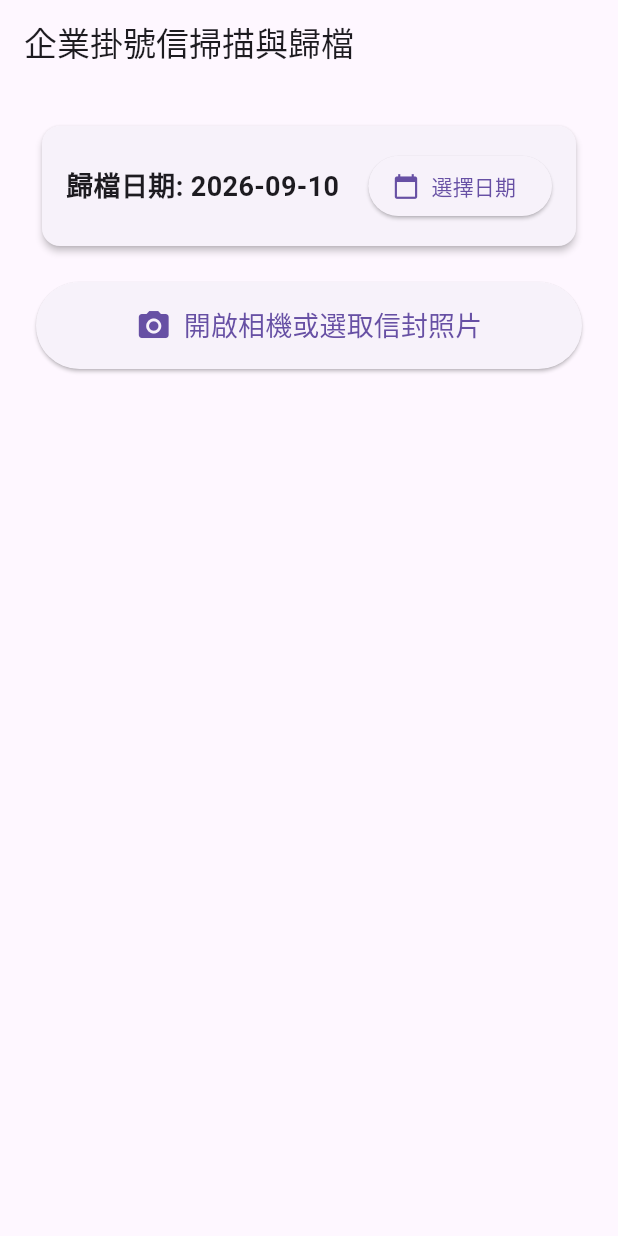
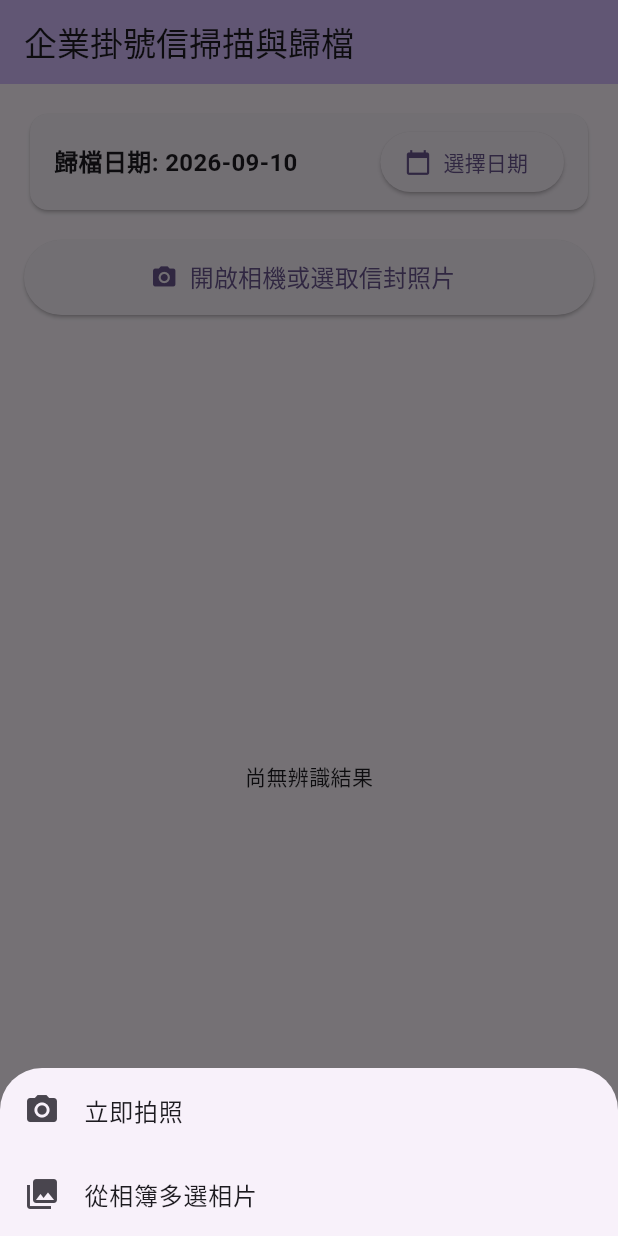
Before and after one commit to yannyyulissa-hue/mail_scanner, a Flutter app: the screen it shows after launch, after a tap on "開啟相機或選取信封照片", on a phone screen of 412 x 824 dp. Run offline on Flutter 3.47's test engine with Material 3 defaults, Android fonts, the phone set to English and light mode, and no system bars; our stand-ins replace image_picker.

Commit message:
Add multi-image support and camera action sheet

```diff
--- a/lib/main.dart
+++ b/lib/main.dart
@@ -1,267 +1,253 @@
-import 'package:flutter/foundation.dart';
+import 'dart:convert';
+import 'dart:io';
 import 'package:flutter/material.dart';
 import 'package:image_picker/image_picker.dart';
 import 'package:http/http.dart' as http;
-import 'dart:convert';
+import 'package:intl/intl.dart';
 
 void main() {
-  runApp(const EnvelopeScannerApp());
+  runApp(const MailScannerApp());
 }
 
-class EnvelopeScannerApp extends StatelessWidget {
-  const EnvelopeScannerApp({Key? key}) : super(key: key);
+class MailScannerApp extends StatelessWidget {
+  const MailScannerApp({super.key});
 
   @override
   Widget build(BuildContext context) {
     return MaterialApp(
       title: '企業掛號信掃描與歸檔',
       theme: ThemeData(
-        primarySwatch: Colors.blue,
+        colorScheme: ColorScheme.fromSeed(seedColor: Colors.deepPurple),
+        useMaterial3: true,
       ),
-      home: const ScannerHomePage(),
-      debugShowCheckedModeBanner: false,
+      home: const ScanHomePage(),
     );
   }
 }
 
-class ScannerHomePage extends StatefulWidget {
-  const ScannerHomePage({Key? key}) : super(key: key);
+class ScanHomePage extends StatefulWidget {
+  const ScanHomePage({super.key});
 
   @override
-  State<ScannerHomePage> createState() => _ScannerHomePageState();
+  State<ScanHomePage> createState() => _ScanHomePageState();
 }
 
-class _ScannerHomePageState extends State<ScannerHomePage> {
-  DateTime selectedDate = DateTime.now();
-  bool isLoading = false;
-  String? errorMessage;
-  Map<String, dynamic>? scanResult;
+class _ScanHomePageState extends State<ScanHomePage> {
+  final String serverUrl = 'http://192.168.1.73:8000/api/scan-envelope';
+  final ImagePicker _picker = ImagePicker();
 
-  // 彈出日期選擇視窗
+  DateTime _selectedDate = DateTime.now();
+  bool _isProcessing = false;
+  String _statusMessage = '';
+  List<Map<String, dynamic>> _scanResults = [];
+
+  // 選擇日期
   Future<void> _selectDate(BuildContext context) async {
     final DateTime? picked = await showDatePicker(
       context: context,
-      initialDate: selectedDate,
-      firstDate: DateTime(2023),
+      initialDate: _selectedDate,
+      firstDate: DateTime(2020),
       lastDate: DateTime(2030),
     );
-    if (picked != null && picked != selectedDate) {
+    if (picked != null && picked != _selectedDate) {
       setState(() {
-        selectedDate = picked;
+        _selectedDate = picked;
       });
     }
   }
 
-  // 選擇圖片並上傳至 FastAPI 後端
-  Future<void> _pickAndUploadImage() async {
-    final ImagePicker picker = ImagePicker();
-    final XFile? image = await picker.pickImage(source: ImageSource.gallery);
+  // 底部彈出選單：拍照或相簿多選
+  void _showImageSourcePicker() {
+    showModalBottomSheet(
+      context: context,
+      builder: (ctx) => SafeArea(
+        child: Wrap(
+          children: [
+            ListTile(
+              leading: const Icon(Icons.camera_alt),
+              title: const conscienceText('立即拍照'),
+              onTap: () {
+                Navigator.of(ctx).pop();
+                _captureFromCamera();
+              },
+            ),
+            ListTile(
+              leading: const Icon(Icons.photo_library),
+              title: const Text('從相簿多選相片'),
+              onTap: () {
+                Navigator.of(ctx).pop();
+                _pickMultipleImages();
+              },
+            ),
+          ],
+        ),
+      ),
+    );
+  }
 
-    if (image == null) return;
+  // 相機拍攝單張
+  Future<void> _captureFromCamera() async {
+    final XFile? photo = await _picker.pickImage(source: ImageSource.camera);
+    if (photo != null) {
+      await _uploadAndProcessImages([photo]);
+    }
+  }
 
+  // 相簿多選
+  Future<void> _pickMultipleImages() async {
+    final List<XFile> images = await _picker.pickMultiImage();
+    if (images.isNotEmpty) {
+      await _uploadAndProcessImages(images);
+    }
+  }
+
+  // 逐張上傳與辨識
+  Future<void> _uploadAndProcessImages(List<XFile> files) async {
     setState(() {
-      isLoading = true;
-      errorMessage = null;
-      scanResult = null;
+      _isProcessing = true;
+      _statusMessage = '準備上傳...';
+      _scanResults.clear();
+    });
+
+    final String dateString = DateFormat('yyyy-MM-dd').format(_selectedDate);
+
+    for (int i = 0; i < files.length; i++) {
+      final file = files[i];
+      setState(() {
+        _statusMessage = '正在處理第 ${i + 1} / ${files.length} 張照片...';
       });
 
       try {
-      // 讀取圖片位元組
-      Uint8List imageBytes = await image.readAsBytes();
-
-      // 格式化日期字串 (YYYY-MM-DD)
-      String formattedDate = "${selectedDate.year.toString().padLeft(4, '0')}-"
-                             "${selectedDate.month.toString().padLeft(2, '0')}-"
-                             "${selectedDate.day.toString().padLeft(2, '0')}";
-
-      // 建立 Multipart 請求
-      var request = http.MultipartRequest(
-        'POST',
-        Uri.parse('http://192.168.1.73:8000/api/scan-envelope'),
-      );
-
-      request.fields['archive_date'] = formattedDate;
-      request.files.add(
-        http.MultipartFile.fromBytes(
-          'file',
-          imageBytes,
-          filename: image.name,
-        ),
-      );
+        var request = http.MultipartRequest('POST', Uri.parse(serverUrl));
+        request.fields['archive_date'] = dateString;
+        request.files.add(await http.MultipartFile.fromPath('file', file.path));
 
         var streamedResponse = await request.send();
         var response = await http.Response.fromStream(streamedResponse);
 
         if (response.statusCode == 200) {
-        var data = json.decode(utf8.decode(response.bodyBytes));
-        setState(() {
-          scanResult = data['data'];
+          final resultData = jsonDecode(utf8.decode(response.bodyBytes));
+          _scanResults.add({
+            'file': file.name,
+            'status': '成功',
+            'data': resultData,
           });
         } else {
-        var errorData = json.decode(utf8.decode(response.bodyBytes));
-        setState(() {
-          errorMessage = errorData['detail'] ?? '伺服器發生未知錯誤 (代碼: ${response.statusCode})';
+          _scanResults.add({
+            'file': file.name,
+            'status': '失敗 (${response.statusCode})',
+            'data': response.body,
           });
         }
       } catch (e) {
-      setState(() {
-        errorMessage = '連線錯誤: $e';
-      });
-    } finally {
-      setState(() {
-        isLoading = false;
+        _scanResults.add({
+          'file': file.name,
+          'status': '連線失敗',
+          'data': e.toString(),
         });
       }
     }
 
+    setState(() {
+      _isProcessing = false;
+      _statusMessage = '全數處理完成！共 ${files.length} 張';
+    });
+  }
+
   @override
   Widget build(BuildContext context) {
-    String formattedDate = "${selectedDate.year.toString().padLeft(4, '0')}-"
-                           "${selectedDate.month.toString().padLeft(2, '0')}-"
-                           "${selectedDate.day.toString().padLeft(2, '0')}";
-
     return Scaffold(
       appBar: AppBar(
         title: const Text('企業掛號信掃描與歸檔'),
+        backgroundColor: Theme.of(context).colorScheme.inversePrimary,
       ),
       body: Padding(
-        padding: const EdgeInsets.all(24.0),
-        child: Center(
-          child: ConstrainedBox(
-            constraints: const BoxConstraints(maxWidth: 600),
+        padding: const EdgeInsets.all(16.0),
         child: Column(
-              crossAxisAlignment: CrossAxisAlignment.stretch,
           children: [
-                // 1. 日期選擇區塊
+            // 歸檔日期列
             Card(
-                  elevation: 2,
               child: Padding(
-                    padding: const EdgeInsets.all(16.0),
+                padding: const EdgeInsets.symmetric(horizontal: 16, vertical: 8),
                 child: Row(
                   mainAxisAlignment: MainAxisAlignment.spaceBetween,
                   children: [
                     Text(
-                          '歸檔日期: $formattedDate',
-                          style: const TextStyle(fontSize: 18, fontWeight: FontWeight.bold),
+                      '歸檔日期: ${DateFormat('yyyy-MM-dd').format(_selectedDate)}',
+                      style: const TextStyle(fontSize: 16, fontWeight: FontWeight.bold),
                     ),
                     ElevatedButton.icon(
-                          onPressed: isLoading ? null : () => _selectDate(context),
-                          icon: const Icon(Icons.calendar_today),
+                      onPressed: () => _selectDate(context),
+                      icon: const Icon(Icons.calendar_today, size: 18),
                       label: const Text('選擇日期'),
                     ),
                   ],
                 ),
               ),
             ),
-                const SizedBox(height: 20),
+            const SizedBox(height: 16),
 
-                // 2. 拍照/選擇圖片按鈕
-                ElevatedButton.icon(
-                  onPressed: isLoading ? null : _pickAndUploadImage,
-                  icon: const Icon(Icons.camera_alt, size: 24),
-                  label: const Text(
-                    '開啟相機或選取信封照片',
-                    style: TextStyle(fontSize: 18),
-                  ),
-                  style: ElevatedButton.styleFrom(
-                    padding: const EdgeInsets.symmetric(vertical: 16),
+            // 操作按鈕
+            SizedBox(
+              width: double.infinity,
+              height: 50,
+              child: ElevatedButton.icon(
+                onPressed: _isProcessing ? null : _showImageSourcePicker,
+                icon: const Icon(Icons.camera_alt),
+                label: Text(
+                  _isProcessing ? '正在處理中...' : '開啟相機或選取信封照片',
+                  style: const TextStyle(fontSize: 16),
                 ),
               ),
-                const SizedBox(height: 20),
+            ),
+            const SizedBox(height: 16),
 
-                // 3. 載入狀態 (轉圈圈)
-                if (isLoading)
-                  const Center(
-                    child: Padding(
-                      padding: EdgeInsets.all(20.0),
-                      child: CircularProgressIndicator(),
+            // 處理中進度指示
+            if (_isProcessing) ...[
+              const LinearProgressIndicator(),
+              const SizedBox(height: 8),
+              Text(_statusMessage, style: const TextStyle(color: Colors.blueGrey)),
+              const SizedBox(height: 16),
+            ],
+
+            // 辨識結果展示列表
+            Expanded(
+              child: _scanResults.isEmpty
+                  ? Center(child: Text(_statusMessage.isEmpty ? '尚無辨識結果' : _statusMessage))
+                  : ListView.builder(
+                      itemCount: _scanResults.length,
+                      itemBuilder: (ctx, index) {
+                        final item = _scanResults[index];
+                        final bool isSuccess = item['status'] == '成功';
+                        return Card(
+                          margin: const EdgeInsets.symmetric(vertical: 6),
+                          color: isSuccess ? Colors.green.shade50 : Colors.red.shade50,
+                          child: ListTile(
+                            leading: Icon(
+                              isSuccess ? Icons.check_circle : Icons.error,
+                              color: isSuccess ? Colors.green : Colors.red,
+                            ),
+                            title: Text('檔案: ${item['file']} (${item['status']})'),
+                            subtitle: Text(
+                              '內容: ${item['data'].toString()}',
+                              maxLines: 3,
+                              overflow: TextOverflow.ellipsis,
                             ),
                           ),
-
-                // 4. 錯誤訊息提示（包含 Excel 被佔用等狀況）
-                if (errorMessage != null)
-                  Container(
-                    padding: const EdgeInsets.all(12),
-                    decoration: BoxDecoration(
-                      color: Colors.red.shade50,
-                      border: Border.all(color: Colors.red.shade300),
-                      borderRadius: BorderRadius.circular(8),
-                    ),
-                    child: Row(
-                      children: [
-                        const Icon(Icons.error, color: Colors.red),
-                        const SizedBox(width: 10),
-                        Expanded(
-                          child: Text(
-                            errorMessage!,
-                            style: const TextStyle(color: Colors.red, fontSize: 16),
+                        );
+                      },
                     ),
             ),
           ],
         ),
       ),
-
-                // 5. 辨識成功結果顯示
-                if (scanResult != null) ...[
-                  const SizedBox(height: 10),
-                  Expanded(
-                    child: Card(
-                      elevation: 3,
-                      child: Padding(
-                        padding: const EdgeInsets.all(16.0),
-                        child: ListView(
-                          children: [
-                            const Text(
-                              '✅ 辨識與歸檔成功！',
-                              style: TextStyle(
-                                fontSize: 20,
-                                fontWeight: FontWeight.bold,
-                                color: Colors.green,
-                              ),
-                            ),
-                            const Divider(),
-                            _buildResultRow('追蹤號碼', scanResult!['tracking_number']),
-                            _buildResultRow('寄件人姓名', scanResult!['sender_name']),
-                            _buildResultRow('寄件人地址', scanResult!['sender_address']),
-                            _buildResultRow('收件人姓名', scanResult!['recipient_name']),
-                            _buildResultRow('收件部門', scanResult!['recipient_department']),
-                            _buildResultRow('收件人地址', scanResult!['recipient_address']),
-                            _buildResultRow('歸檔日期', scanResult!['archive_date']),
-                          ],
-                        ),
-                      ),
-                    ),
-                  ),
-                ],
-              ],
-            ),
-          ),
-        ),
-      ),
-    );
-  }
-
-  Widget _buildResultRow(String label, dynamic value) {
-    return Padding(
-      padding: const EdgeInsets.symmetric(vertical: 8.0),
-      child: Row(
-        crossAxisAlignment: CrossAxisAlignment.start,
-        children: [
-          SizedBox(
-            width: 120,
-            child: Text(
-              '$label:',
-              style: const TextStyle(fontWeight: FontWeight.bold, color: Colors.grey),
-            ),
-          ),
-          Expanded(
-            child: Text(
-              value != null ? value.toString() : '無',
-              style: const TextStyle(fontSize: 16),
-            ),
-          ),
-        ],
-      ),
     );
   }
 }
+
+class conscienceText extends StatelessWidget {
+  final String text;
+  const conscienceText(this.text, {super.key});
+  @override
+  Widget build(BuildContext context) => Text(text);
+}
--- a/pubspec.yaml
+++ b/pubspec.yaml
@@ -30,8 +30,9 @@ environment:
 dependencies:
   flutter:
     sdk: flutter
+  image_picker: ^1.1.2
   http: ^1.2.0
-  image_picker: ^1.1.2
+  intl: ^0.19.0
 
   # The following adds the Cupertino Icons font to your application.
   # Use with the CupertinoIcons class for iOS style icons.
```
Lines whose indentation alone changed are shown as unchanged.
